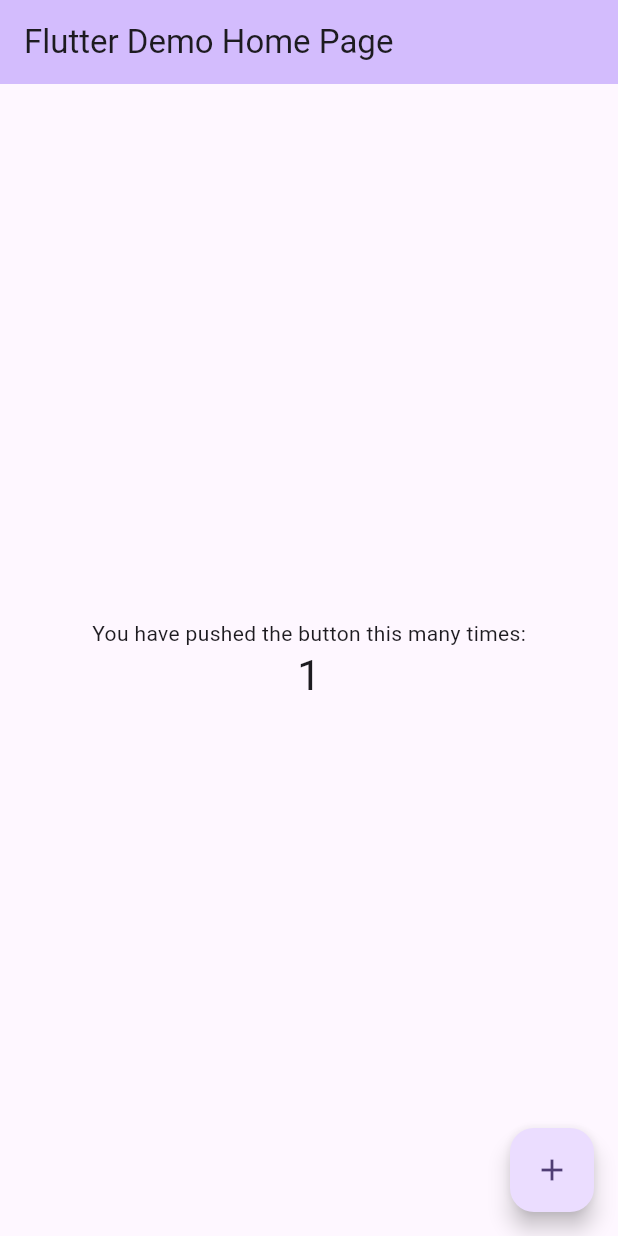
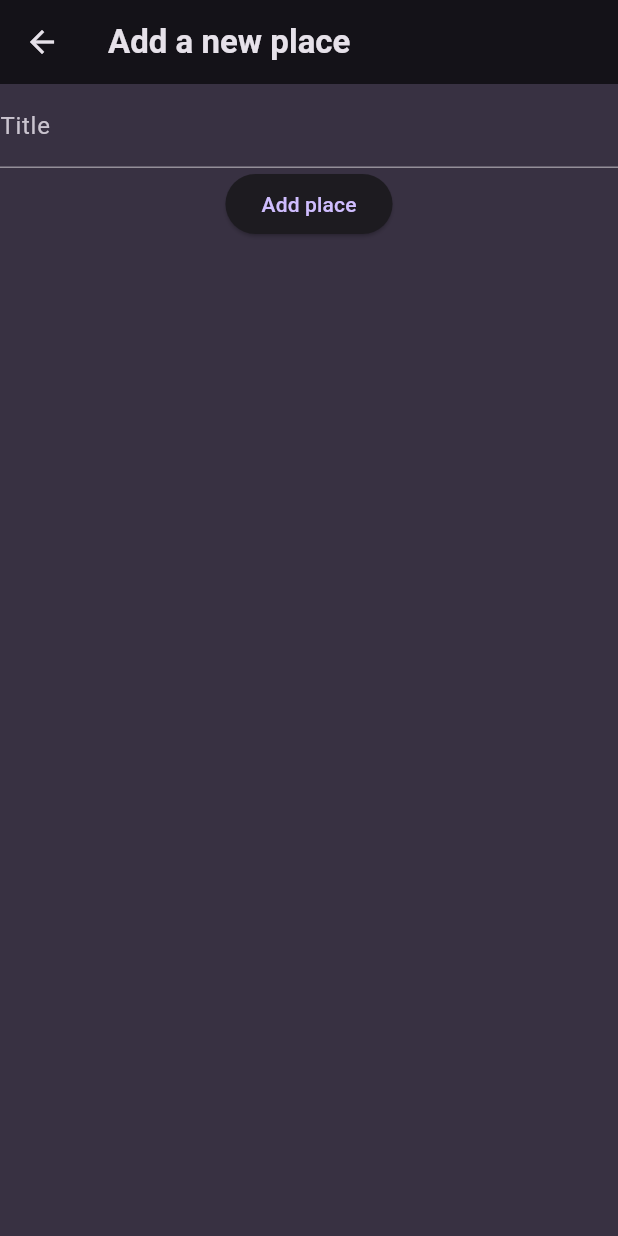
Before and after one commit to tatsurou9003/flutter_projects_overture, a Flutter app: the screen it shows after launch, after a tap on the "add" icon, on a phone screen of 412 x 824 dp. Run offline on Flutter 3.47's test engine with Material 3 defaults, Android fonts, the phone set to English and light mode, and no system bars; our stand-ins replace flutter_riverpod, google_fonts, just_audio, percent_indicator, transparent_image; network calls fail.

Commit message:
place_list

```diff
--- a/place_app/lib/main.dart
+++ b/place_app/lib/main.dart
@@ -1,125 +1,45 @@
 import 'package:flutter/material.dart';
 
+import 'package:google_fonts/google_fonts.dart';
+import 'package:place_app/screens/places.dart';
+
+final colorScheme = ColorScheme.fromSeed(
+  brightness: Brightness.dark,
+  seedColor: const Color.fromARGB(255, 102, 6, 247),
+  background: const Color.fromARGB(255, 56, 49, 66),
+);
+
+final theme = ThemeData().copyWith(
+  scaffoldBackgroundColor: colorScheme.background,
+  colorScheme: colorScheme,
+  textTheme: GoogleFonts.ubuntuCondensedTextTheme().copyWith(
+    titleSmall: GoogleFonts.ubuntuCondensed(
+      fontWeight: FontWeight.bold,
+    ),
+    titleMedium: GoogleFonts.ubuntuCondensed(
+      fontWeight: FontWeight.bold,
+    ),
+    titleLarge: GoogleFonts.ubuntuCondensed(
+      fontWeight: FontWeight.bold,
+    ),
+  ),
+);
+
 void main() {
-  runApp(const MyApp());
+  runApp(
+    const MyApp(),
+  );
 }
 
 class MyApp extends StatelessWidget {
   const MyApp({super.key});
 
-  // This widget is the root of your application.
   @override
   Widget build(BuildContext context) {
     return MaterialApp(
-      title: 'Flutter Demo',
-      theme: ThemeData(
-        // This is the theme of your application.
-        //
-        // TRY THIS: Try running your application with "flutter run". You'll see
-        // the application has a purple toolbar. Then, without quitting the app,
-        // try changing the seedColor in the colorScheme below to Colors.green
-        // and then invoke "hot reload" (save your changes or press the "hot
-        // reload" button in a Flutter-supported IDE, or press "r" if you used
-        // the command line to start the app).
-        //
-        // Notice that the counter didn't reset back to zero; the application
-        // state is not lost during the reload. To reset the state, use hot
-        // restart instead.
-        //
-        // This works for code too, not just values: Most code changes can be
-        // tested with just a hot reload.
-        colorScheme: ColorScheme.fromSeed(seedColor: Colors.deepPurple),
-        useMaterial3: true,
-      ),
-      home: const MyHomePage(title: 'Flutter Demo Home Page'),
+      title: 'Great Places',
+      theme: theme,
+      home: const PlacesScreen(),
     );
   }
 }
-
-class MyHomePage extends StatefulWidget {
-  const MyHomePage({super.key, required this.title});
-
-  // This widget is the home page of your application. It is stateful, meaning
-  // that it has a State object (defined below) that contains fields that affect
-  // how it looks.
-
-  // This class is the configuration for the state. It holds the values (in this
-  // case the title) provided by the parent (in this case the App widget) and
-  // used by the build method of the State. Fields in a Widget subclass are
-  // always marked "final".
-
-  final String title;
-
-  @override
-  State<MyHomePage> createState() => _MyHomePageState();
-}
-
-class _MyHomePageState extends State<MyHomePage> {
-  int _counter = 0;
-
-  void _incrementCounter() {
-    setState(() {
-      // This call to setState tells the Flutter framework that something has
-      // changed in this State, which causes it to rerun the build method below
-      // so that the display can reflect the updated values. If we changed
-      // _counter without calling setState(), then the build method would not be
-      // called again, and so nothing would appear to happen.
-      _counter++;
-    });
-  }
-
-  @override
-  Widget build(BuildContext context) {
-    // This method is rerun every time setState is called, for instance as done
-    // by the _incrementCounter method above.
-    //
-    // The Flutter framework has been optimized to make rerunning build methods
-    // fast, so that you can just rebuild anything that needs updating rather
-    // than having to individually change instances of widgets.
-    return Scaffold(
-      appBar: AppBar(
-        // TRY THIS: Try changing the color here to a specific color (to
-        // Colors.amber, perhaps?) and trigger a hot reload to see the AppBar
-        // change color while the other colors stay the same.
-        backgroundColor: Theme.of(context).colorScheme.inversePrimary,
-        // Here we take the value from the MyHomePage object that was created by
-        // the App.build method, and use it to set our appbar title.
-        title: Text(widget.title),
-      ),
-      body: Center(
-        // Center is a layout widget. It takes a single child and positions it
-        // in the middle of the parent.
-        child: Column(
-          // Column is also a layout widget. It takes a list of children and
-          // arranges them vertically. By default, it sizes itself to fit its
-          // children horizontally, and tries to be as tall as its parent.
-          //
-          // Column has various properties to control how it sizes itself and
-          // how it positions its children. Here we use mainAxisAlignment to
-          // center the children vertically; the main axis here is the vertical
-          // axis because Columns are vertical (the cross axis would be
-          // horizontal).
-          //
-          // TRY THIS: Invoke "debug painting" (choose the "Toggle Debug Paint"
-          // action in the IDE, or press "p" in the console), to see the
-          // wireframe for each widget.
-          mainAxisAlignment: MainAxisAlignment.center,
-          children: <Widget>[
-            const Text(
-              'You have pushed the button this many times:',
-            ),
-            Text(
-              '$_counter',
-              style: Theme.of(context).textTheme.headlineMedium,
-            ),
-          ],
-        ),
-      ),
-      floatingActionButton: FloatingActionButton(
-        onPressed: _incrementCounter,
-        tooltip: 'Increment',
-        child: const Icon(Icons.add),
-      ), // This trailing comma makes auto-formatting nicer for build methods.
-    );
-  }
-}
--- /dev/null
+++ b/place_app/lib/models/place.dart
@@ -0,0 +1,12 @@
+import 'package:uuid/uuid.dart';
+
+const uuid = Uuid();
+
+class Place {
+  Place({
+    required this.title,
+  }) : id = uuid.v4();
+
+  final String id;
+  final String title;
+}
--- /dev/null
+++ b/place_app/lib/providers/user_places.dart
@@ -0,0 +1 @@
+import 'package:flutter_riverpod/flutter_riverpod.dart';
--- /dev/null
+++ b/place_app/lib/screens/add_place.dart
@@ -0,0 +1,44 @@
+import 'package:flutter/material.dart';
+
+class AddPlaceScreen extends StatefulWidget {
+  const AddPlaceScreen({super.key});
+
+  @override
+  State<AddPlaceScreen> createState() => _AddPlaceScreenState();
+}
+
+class _AddPlaceScreenState extends State<AddPlaceScreen> {
+  final _titleController = TextEditingController();
+
+  @override
+  void dispose() {
+    _titleController.dispose();
+    super.dispose();
+  }
+
+  @override
+  Widget build(BuildContext context) {
+    return Scaffold(
+      appBar: AppBar(
+        title: const Text('Add a new place'),
+      ),
+      body: Column(
+        children: [
+          TextField(
+            controller: _titleController,
+            decoration: const InputDecoration(
+              labelText: 'Title',
+            ),
+            style: TextStyle(
+              color: Theme.of(context).colorScheme.onBackground,
+            ),
+          ),
+          ElevatedButton(
+            onPressed: () {},
+            child: const Text('Add place'),
+          ),
+        ],
+      ),
+    );
+  }
+}
--- /dev/null
+++ b/place_app/lib/screens/places.dart
@@ -0,0 +1,32 @@
+import 'package:flutter/material.dart';
+import 'package:place_app/models/place.dart';
+import 'package:place_app/screens/add_place.dart';
+import 'package:place_app/widgets/place_list.dart';
+
+class PlacesScreen extends StatelessWidget {
+  const PlacesScreen({super.key});
+
+  @override
+  Widget build(BuildContext context) {
+    final List<Place> places = [
+      Place(title: 'Place title'),
+      Place(title: 'Your favorite place'),
+    ];
+
+    return Scaffold(
+      appBar: AppBar(
+        title: const Text('Your places'),
+        actions: [
+          IconButton(
+            icon: const Icon(Icons.add),
+            onPressed: () {
+              Navigator.of(context).push(
+                  MaterialPageRoute(builder: ((context) => AddPlaceScreen())));
+            },
+          ),
+        ],
+      ),
+      body: PlacesList(places: places),
+    );
+  }
+}
--- /dev/null
+++ b/place_app/lib/widgets/place_list.dart
@@ -0,0 +1,38 @@
+import 'package:flutter/material.dart';
+import 'package:place_app/models/place.dart';
+
+class PlacesList extends StatelessWidget {
+  const PlacesList({
+    super.key,
+    required this.places,
+  });
+
+  final List<Place> places;
+
+  @override
+  Widget build(BuildContext context) {
+    if (places.isEmpty) {
+      return Center(
+        child: Text(
+          'No places added yet!',
+          style: Theme.of(context).textTheme.titleMedium!.copyWith(
+                color: Theme.of(context).colorScheme.onBackground,
+              ),
+        ),
+      );
+    }
+
+    return ListView.builder(
+      itemCount: places.length,
+      itemBuilder: (context, index) {
+        return ListTile(
+            title: Text(
+          places[index].title,
+          style: Theme.of(context).textTheme.titleMedium!.copyWith(
+                color: Theme.of(context).colorScheme.onBackground,
+              ),
+        ));
+      },
+    );
+  }
+}
--- a/place_app/pubspec.yaml
+++ b/place_app/pubspec.yaml
@@ -35,6 +35,9 @@ dependencies:
   # The following adds the Cupertino Icons font to your application.
   # Use with the CupertinoIcons class for iOS style icons.
   cupertino_icons: ^1.0.6
+  google_fonts: ^6.2.1
+  uuid: ^4.4.0
+  flutter_riverpod: ^2.5.1
 
 dev_dependencies:
   flutter_test:
```
Also changed, not shown: place_app/lib/screens/place_detail.dart (added).
